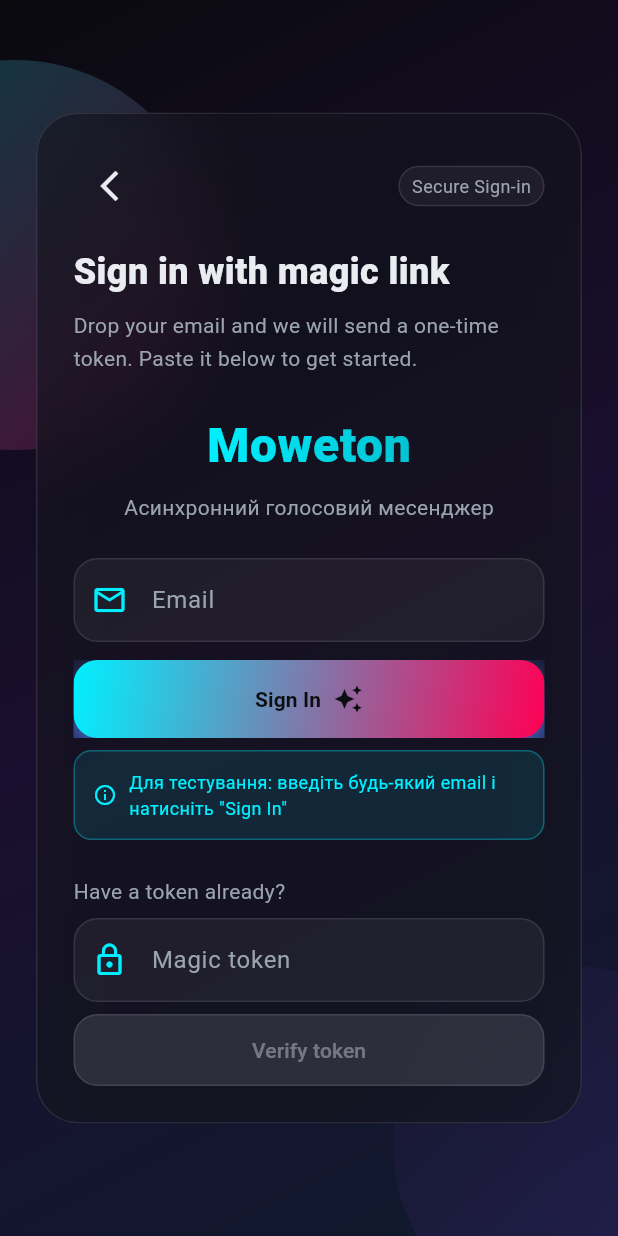
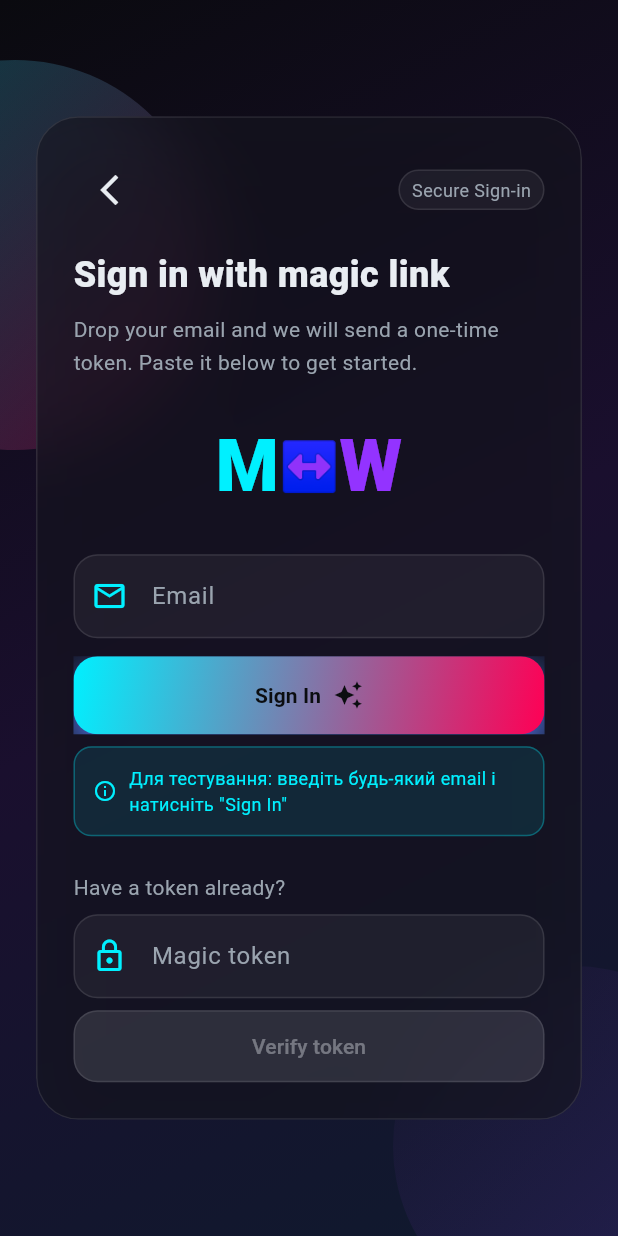
Before and after one commit to JonyBoyko/AmunX, a Flutter app: the screen it shows after launch, after a tap on "Get started", on a phone screen of 412 x 824 dp. Run offline on Flutter 3.47's test engine with Material 3 defaults, Android fonts, the phone set to English and light mode, and no system bars; our stand-ins replace device_info_plus, dio, firebase_core, firebase_messaging, flutter_local_notifications, flutter_riverpod and 3 more; missing offline and left inert: livekit_client, purchases_flutter, record; accounts and stored records are empty; generated files the repository leaves out were written again.

Commit message:
feat(mobile): Update Splash and Auth screens with M-W logo animation
- Replace mic icon with M<->W animated logo in Splash

- Update Auth screen logo to match new M-W branding

- Simplify Splash tagline to 'Voice. Async. Connected.'

- Complete Moweton v2 redesign tasks

```diff
--- a/mobile/lib/presentation/screens/auth_screen.dart
+++ b/mobile/lib/presentation/screens/auth_screen.dart
@@ -208,32 +208,48 @@
                               ),
                             ),
                             const SizedBox(height: AppTheme.spaceXl),
-                            // Logo/Title
+                                  // M↔W Logo
                                   Center(
-                              child: Column(
+                                    child: Row(
+                                      mainAxisSize: MainAxisSize.min,
                                       children: [
                                         ShaderMask(
-                                    shaderCallback: (bounds) => LinearGradient(
-                                      colors: [
-                                        AppTheme.neonBlue,
-                                        AppTheme.neonBlue.withValues(alpha: 0.8),
-                                      ],
+                                          shaderCallback: (bounds) => const LinearGradient(
+                                            colors: [AppTheme.neonBlue, AppTheme.neonBlue],
                                           ).createShader(bounds),
                                           child: const Text(
-                                      'Moweton',
+                                            'M',
                                             style: TextStyle(
                                               color: Colors.white,
-                                        fontWeight: FontWeight.w800,
-                                        fontSize: 32,
-                                        letterSpacing: 0.4,
+                                              fontWeight: FontWeight.w900,
+                                              fontSize: 48,
                                             ),
                                           ),
                                         ),
-                                  const SizedBox(height: AppTheme.spaceSm),
-                                  const Text(
-                                    'Асинхронний голосовий месенджер',
+                                        ShaderMask(
+                                          shaderCallback: (bounds) => const LinearGradient(
+                                            colors: [AppTheme.neonPurple, AppTheme.neonPurple],
+                                          ).createShader(bounds),
+                                          child: const Text(
+                                            '↔',
                                             style: TextStyle(
-                                      color: AppTheme.textSecondary,
+                                              color: Colors.white,
+                                              fontWeight: FontWeight.w400,
+                                              fontSize: 32,
+                                            ),
+                                          ),
+                                        ),
+                                        ShaderMask(
+                                          shaderCallback: (bounds) => const LinearGradient(
+                                            colors: [AppTheme.neonPurple, AppTheme.neonPurple],
+                                          ).createShader(bounds),
+                                          child: const Text(
+                                            'W',
+                                            style: TextStyle(
+                                              color: Colors.white,
+                                              fontWeight: FontWeight.w900,
+                                              fontSize: 48,
+                                            ),
                                           ),
                                         ),
                                       ],
--- a/mobile/lib/presentation/screens/splash_screen.dart
+++ b/mobile/lib/presentation/screens/splash_screen.dart
@@ -247,67 +247,90 @@
               child: Column(
                 mainAxisSize: MainAxisSize.min,
                 children: [
-                  // Animated Icon with glow
+                  // M↔W Animated Logo
                   AnimatedBuilder(
                     animation: _glowAnimation,
                     builder: (context, child) {
-                      return Container(
-                        width: 96,
-                        height: 96,
-                        decoration: BoxDecoration(
-                          shape: BoxShape.circle,
-                          gradient: AppTheme.neonGradient,
-                          boxShadow: [
-                            BoxShadow(
-                              color: AppTheme.neonBlue.withValues(
-                                alpha: 0.5 * _glowAnimation.value,
-                              ),
-                              blurRadius: 32,
-                              spreadRadius: 0,
-                            ),
-                            BoxShadow(
-                              color: AppTheme.neonPurple.withValues(
-                                alpha: 0.3 * _glowAnimation.value,
-                              ),
-                              blurRadius: 40,
-                              spreadRadius: 0,
+                      return Column(
+                        mainAxisSize: MainAxisSize.min,
+                        children: [
+                          Row(
+                            mainAxisSize: MainAxisSize.min,
+                            children: [
+                              ShaderMask(
+                                shaderCallback: (bounds) => const LinearGradient(
+                                  colors: [AppTheme.neonBlue, AppTheme.neonBlue],
+                                ).createShader(bounds),
+                                child: Text(
+                                  'M',
+                                  style: TextStyle(
+                                    color: Colors.white,
+                                    fontSize: 72,
+                                    fontWeight: FontWeight.w900,
+                                    shadows: [
+                                      Shadow(
+                                        color: AppTheme.neonBlue.withValues(alpha: 0.8 * _glowAnimation.value),
+                                        blurRadius: 20,
                                       ),
                                     ],
                                   ),
-                        child: const Icon(
-                          Icons.mic_rounded,
-                          color: AppTheme.textInverse,
-                          size: 48,
                                 ),
-                      );
-                    },
                               ),
-                  const SizedBox(height: AppTheme.spaceLg),
-                  // App Name with neon text
                               ShaderMask(
-                    shaderCallback: (bounds) => LinearGradient(
-                      colors: [
-                        AppTheme.neonBlue,
-                        AppTheme.neonBlue.withValues(alpha: 0.8),
-                      ],
+                                shaderCallback: (bounds) => const LinearGradient(
+                                  colors: [AppTheme.neonPurple, AppTheme.neonPurple],
                                 ).createShader(bounds),
                                 child: const Text(
+                                  '↔',
+                                  style: TextStyle(
+                                    color: Colors.white,
+                                    fontSize: 48,
+                                    fontWeight: FontWeight.w400,
+                                  ),
+                                ),
+                              ),
+                              ShaderMask(
+                                shaderCallback: (bounds) => const LinearGradient(
+                                  colors: [AppTheme.neonPurple, AppTheme.neonPurple],
+                                ).createShader(bounds),
+                                child: Text(
+                                  'W',
+                                  style: TextStyle(
+                                    color: Colors.white,
+                                    fontSize: 72,
+                                    fontWeight: FontWeight.w900,
+                                    shadows: [
+                                      Shadow(
+                                        color: AppTheme.neonPurple.withValues(alpha: 0.8 * _glowAnimation.value),
+                                        blurRadius: 20,
+                                      ),
+                                    ],
+                                  ),
+                                ),
+                              ),
+                            ],
+                          ),
+                          const SizedBox(height: AppTheme.spaceMd),
+                          const Text(
                             'Moweton',
                             style: TextStyle(
-                        color: Colors.white,
-                        fontWeight: FontWeight.w800,
-                        fontSize: 28,
+                              color: AppTheme.textPrimary,
+                              fontSize: 24,
+                              fontWeight: FontWeight.w700,
                               letterSpacing: 0.4,
                             ),
                           ),
-                  ),
-                  const SizedBox(height: AppTheme.spaceSm),
+                          const SizedBox(height: AppTheme.spaceXs),
                           const Text(
-                    'Асинхронний голосовий месенджер',
+                            'Voice. Async. Connected.',
                             style: TextStyle(
                               color: AppTheme.textSecondary,
-                      height: 1.4,
+                              fontSize: 14,
                             ),
+                          ),
+                        ],
+                      );
+                    },
                   ),
                   const SizedBox(height: AppTheme.spaceXl),
                   // Loading indicator with dots
```
Lines whose indentation alone changed are shown as unchanged.
